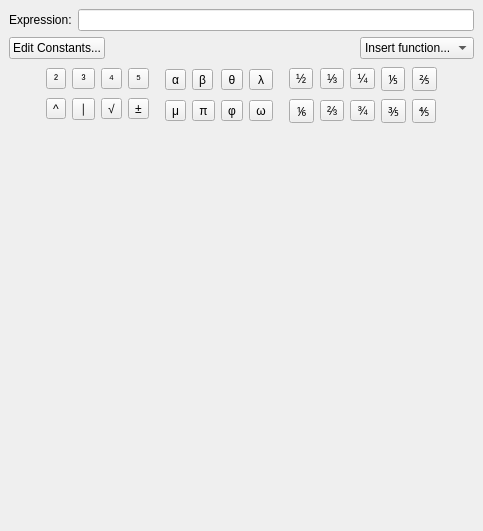
First picture: the form in kmplot/equationeditor.ui, repository KDE/kmplot, before the edit.
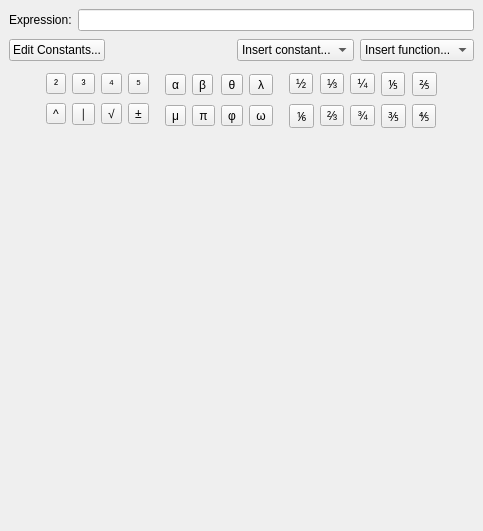
Second picture: the form after the edit. Custom widgets are drawn as their Qt base class.

Commit message: Changes to equation editor dialog: * Don't underline buttons (key accelerator doesn't realize that the keys can't be pressed). * Added "Insert constant..." combobox. * Made default size the minimal size (better looking).

```diff
--- a/kmplot/equationeditor.ui
+++ b/kmplot/equationeditor.ui
@@ -61,12 +61,21 @@
        </property>
        <property name="sizeHint" >
         <size>
-         <width>151</width>
-         <height>20</height>
+         <width>51</width>
+         <height>27</height>
         </size>
        </property>
       </spacer>
      </item>
+     <item>
+      <widget class="QComboBox" name="constantList" >
+       <item>
+        <property name="text" >
+         <string>Insert constant...</string>
+        </property>
+       </item>
+      </widget>
+     </item>
      <item>
       <widget class="KComboBox" name="functionList" >
        <item>
@@ -437,8 +446,8 @@
      </property>
      <property name="sizeHint" >
       <size>
-       <width>445</width>
-       <height>131</height>
+       <width>321</width>
+       <height>191</height>
       </size>
      </property>
     </spacer>
@@ -446,21 +455,21 @@
   </layout>
  </widget>
  <customwidgets>
-  <customwidget>
-   <class>EquationEdit</class>
-   <extends>KLineEdit</extends>
-   <header>equationedit.h</header>
-  </customwidget>
-  <customwidget>
-   <class>KLineEdit</class>
-   <extends>QLineEdit</extends>
-   <header>klineedit.h</header>
-  </customwidget>
   <customwidget>
    <class>KComboBox</class>
    <extends>QComboBox</extends>
    <header>kcombobox.h</header>
   </customwidget>
+  <customwidget>
+   <class>KLineEdit</class>
+   <extends>QLineEdit</extends>
+   <header>klineedit.h</header>
+  </customwidget>
+  <customwidget>
+   <class>EquationEdit</class>
+   <extends>KLineEdit</extends>
+   <header>equationedit.h</header>
+  </customwidget>
  </customwidgets>
  <resources/>
  <connections/>
```
The commit also changes 2 other files.
